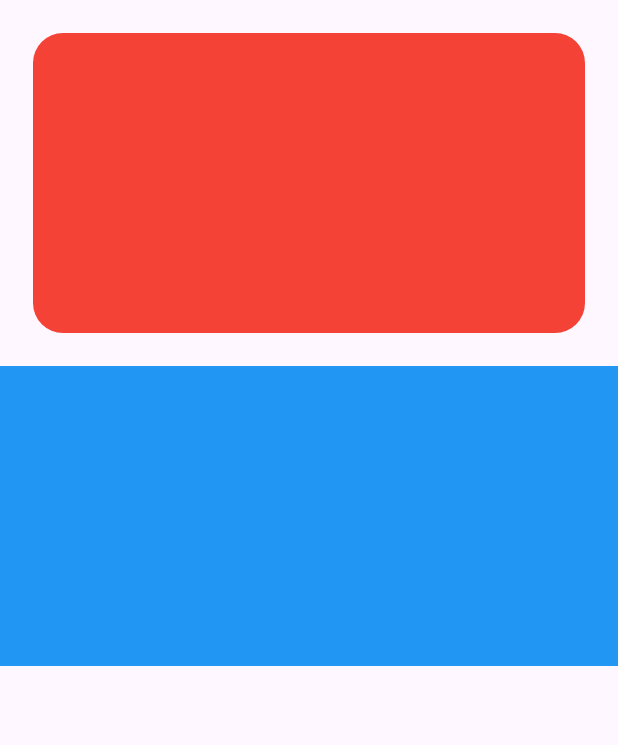
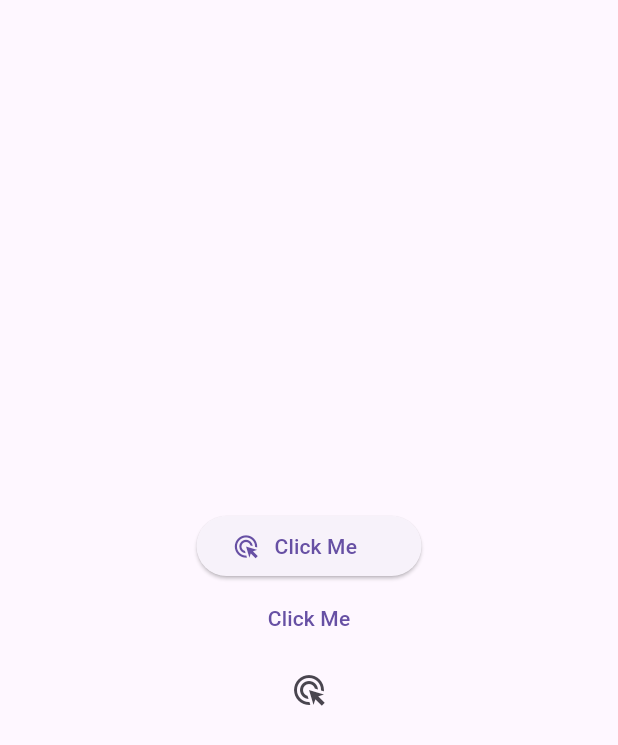
Before and after one commit to abushamacd/Flutter_App_Development, a Flutter app: the screen it shows after launch, on a phone screen of 412 x 824 dp. Shown: the top 745 px of the screen. Run offline on Flutter 3.47's test engine with Material 3 defaults, Android fonts, the light colour scheme and no system bars; our stand-ins replace badges, flutter_svg.

Commit message:
button and sizedbox

```diff
--- a/flutter_core/lib/screens/Homepage.dart
+++ b/flutter_core/lib/screens/Homepage.dart
@@ -100,25 +100,67 @@ class Homepage extends StatelessWidget {
               //   ],
               // ),
 
-            // padding
-            Column(
+              //     // padding
+              //     Column(
+              //   children: [
+              //     Padding(
+              //       padding: EdgeInsets.all(22),
+              //       child: Container(
+              //         height: 200,
+              //         decoration: BoxDecoration(
+              //             color: Colors.red,
+              //             borderRadius: BorderRadius.circular(20.0)),
+              //       ),
+              //     ),
+              //     Container(
+              //       height: 200,
+              //       color: Colors.blue,
+              //     ),
+              //   ],
+              // ),
+
+              // button and sizedbox
+              Center(
+        child: Column(
+          mainAxisAlignment: MainAxisAlignment.center,
           children: [
+            SizedBox(
+              width: 150,
+              child: ElevatedButton(
+                onPressed: () {
+                  print("Elevated Button");
+                },
+                child: Row(
+                  children: [
+                    Icon(
+                      Icons.ads_click,
+                    ),
                     Padding(
-              padding: EdgeInsets.all(22),
-              child: Container(
-                height: 200,
-                decoration: BoxDecoration(
-                    color: Colors.red,
-                    borderRadius: BorderRadius.circular(20.0)),
-              ),
-            ),
-            Container(
-              height: 200,
-              color: Colors.blue,
+                      padding: const EdgeInsets.only(left: 10),
+                      child: Text("Click Me"),
                     ),
                   ],
                 ),
               ),
+            ),
+            TextButton(
+              onPressed: () {
+                print("Text Button");
+              },
+              child: Text("Click Me"),
+            ),
+            IconButton(
+              onPressed: () {
+                print("Icon button");
+              },
+              icon: Icon(
+                Icons.ads_click,
+                semanticLabel: "Click Me",
+              ),
+            )
+          ],
+        ),
+      )),
     );
   }
 }
```
Lines whose indentation alone changed are shown as unchanged.
